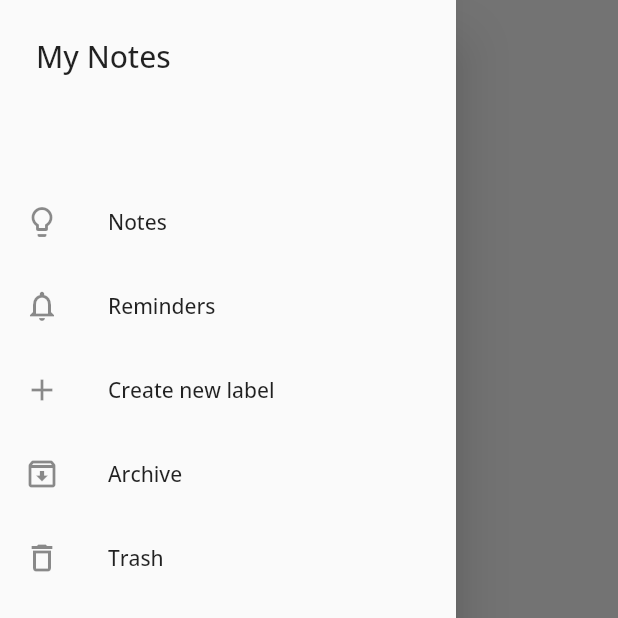
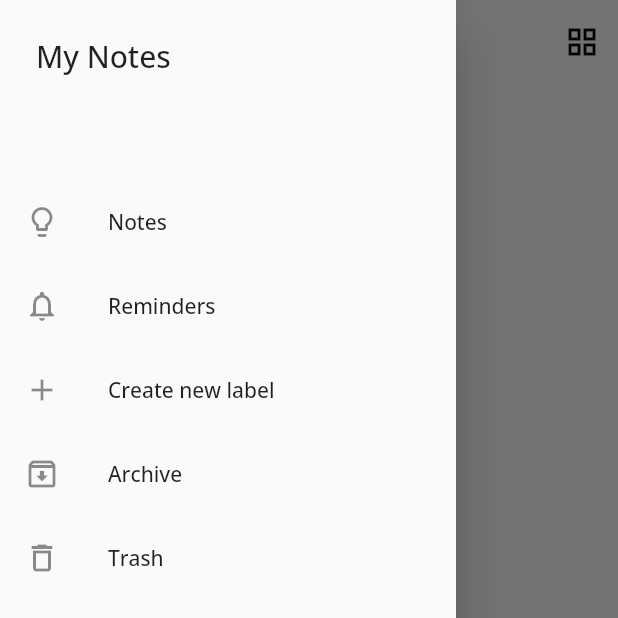
Before and after one commit to imtusharchavan/My-Notes, a Flutter app: the NotesView screen opened by its route, with the side drawer open, on a phone screen of 412 x 824 dp, the top half of it. Run offline on Flutter 3.47's test engine with Material 2 defaults, Android fonts, the phone set to English and light mode, and no system bars; our stand-ins replace firebase_auth, firebase_core; accounts and stored records are empty.

Commit message:
Fixed action buttons

```diff
--- a/lib/views/notes/notes_view.dart
+++ b/lib/views/notes/notes_view.dart
@@ -24,6 +24,12 @@ class _NotesViewState extends State<NotesView> {
         iconTheme: const IconThemeData(color: Colors.black),
         elevation: 0,
         backgroundColor: Colors.white10,
+        actions: const [
+          Padding(
+            padding: EdgeInsets.only(right: 12),
+            child: Icon(Icons.grid_view_outlined),
+          ),
+        ],
       ),
     );
   }
--- a/lib/views/reminders/reminders_view.dart
+++ b/lib/views/reminders/reminders_view.dart
@@ -26,11 +26,11 @@ class _RemindersViewState extends State<RemindersView> {
         backgroundColor: Colors.white10,
         actions: const [
           Padding(
-            padding: EdgeInsets.all(12.0),
+            padding: EdgeInsets.only(right: 20),
             child: Icon(Icons.search_outlined),
           ),
           Padding(
-            padding: EdgeInsets.all(12.0),
+            padding: EdgeInsets.only(right: 12),
             child: Icon(Icons.grid_view_outlined),
           ),
         ],
```
